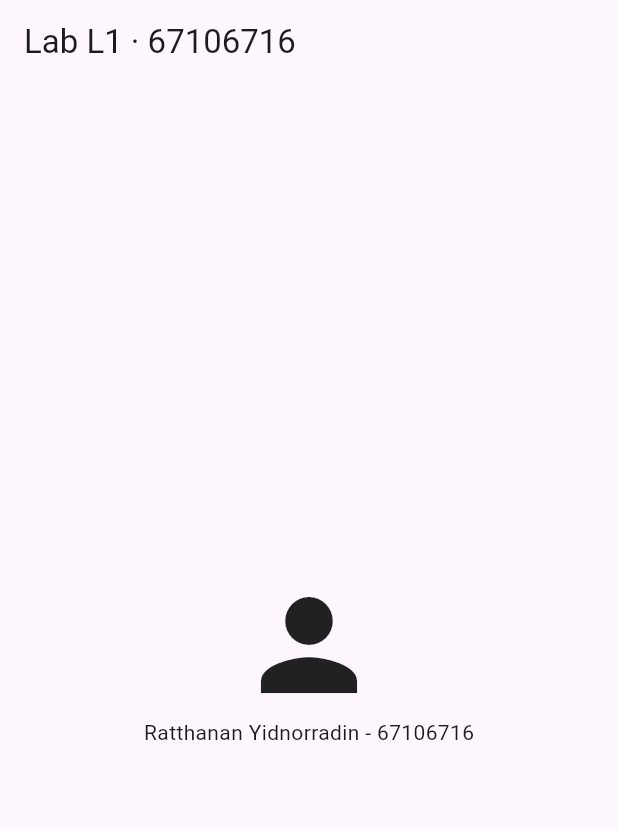
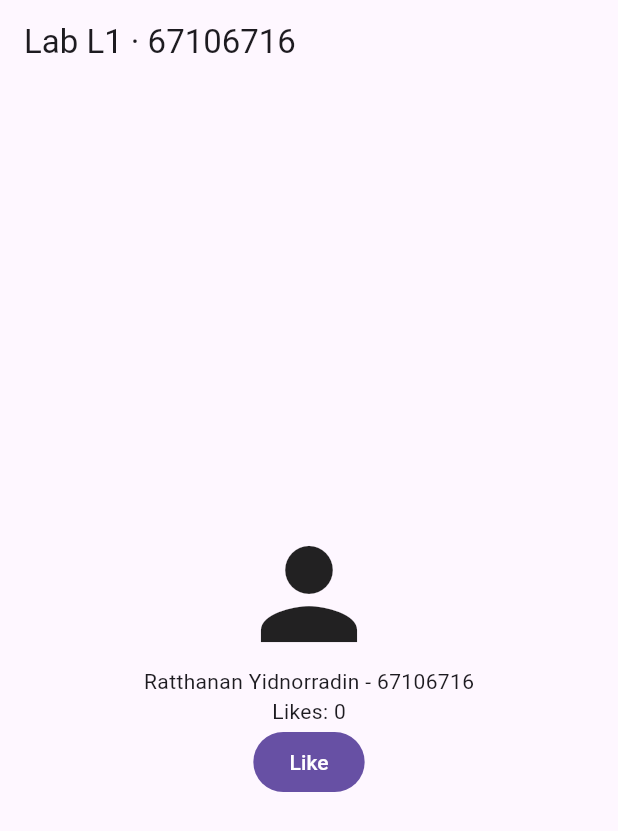
Before and after one commit to Ratthanan-Yidnorradin/lab01_profile, a Flutter app: the screen it shows after launch, on a phone screen of 412 x 824 dp. Shown: the top 831 px of the screen. Run offline on Flutter 3.47's test engine with Material 3 defaults, Android fonts, the phone set to English and light mode, and no system bars.

Commit message:
Add like counter with setState

```diff
--- a/lib/main.dart
+++ b/lib/main.dart
@@ -5,8 +5,17 @@ void main() => runApp(
   const MaterialApp(home: HomePage()),
 );
 
-class HomePage extends StatelessWidget {
+class HomePage extends StatefulWidget {
   const HomePage({super.key});
+
+  @override
+  State<HomePage> createState() => _HomePageState();
+}
+
+class _HomePageState extends State<HomePage> {
+  int _likes = 0;
+
+  void _like() => setState(() => _likes++);
 
   @override
   Widget build(BuildContext context) {
@@ -14,12 +23,17 @@ class HomePage extends StatelessWidget {
     appBar: AppBar(
       title: const Text('Lab L1 · 67106716'),
     ),
-      body: const Center(
+    body: Center(
       child: Column(
         mainAxisSize: MainAxisSize.min,
         children: [
-            Icon(Icons.person, size: 96),
-            Text('Ratthanan Yidnorradin - 67106716'),
+          const Icon(Icons.person, size: 96),
+          const Text('Ratthanan Yidnorradin - 67106716'),
+          Text('Likes: $_likes'),
+          FilledButton(
+            onPressed: _like,
+            child: const Text('Like'),
+          ),
         ],
       ),
     ),
```
Lines whose indentation alone changed are shown as unchanged.
